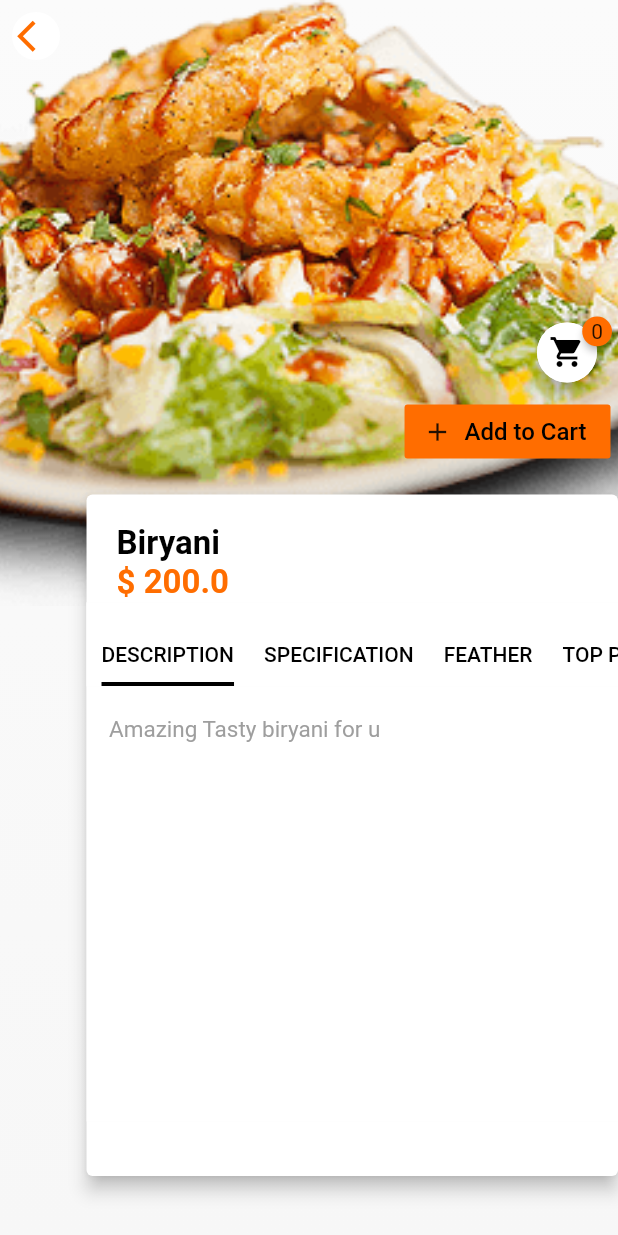
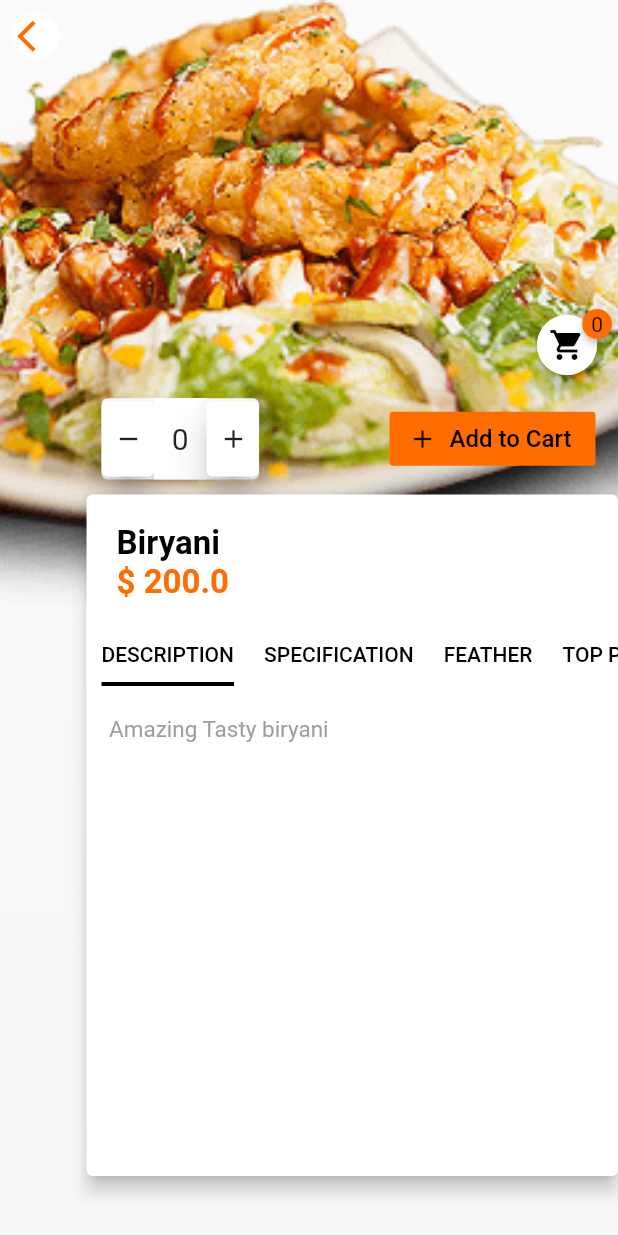
Before and after one commit to mannanshafique/Shopy-With-Firebase, a Flutter app: the DetailScreen screen opened directly with sample values from the repository, on a phone screen of 412 x 824 dp. Run offline on Flutter 3.47's test engine with Material 2 defaults, Android fonts, the phone set to English and light mode, and no system bars; drawn by our look-alikes of badges; our stand-ins replace device_preview.

Commit message:
initaial Commit

```diff
--- a/lib/Model/Items.dart
+++ b/lib/Model/Items.dart
@@ -19,22 +19,22 @@ class Items {
 final List<Items> items = [
   Items(
       title: 'Biryani',
-      desc: 'Amazing Tasty biryani for u',
+      desc: 'Amazing Tasty biryani ',
       img: 'assets/images/img1.png',
       price: 200),
   Items(
       title: 'Kabab',
-      desc: 'Amazing Tasty Kabab for u',
+      desc: 'Amazing Tasty Kabab ',
       img: 'assets/images/img3.jpg',
       price: 500),
   Items(
       title: 'Chapati',
-      desc: 'Amazing Tasty Chapati for u',
+      desc: 'Amazing Tasty Chapati',
       img: 'assets/images/img5.jpg',
       price: 20),
   Items(
       title: 'Shawarma',
-      desc: 'Amazing Tasty Shawarma for u',
+      desc: 'Amazing Tasty Shawarma',
       img: 'assets/images/img6.jpg',
       price: 110),
 ];
--- a/lib/Screen/DetailScreen.dart
+++ b/lib/Screen/DetailScreen.dart
@@ -16,6 +16,7 @@ class DetailScreen extends StatefulWidget {
 }
 
 class _DetailScreenState extends State<DetailScreen> {
+  int incr = 0;
   @override
   Widget build(BuildContext context) {
     final width = MediaQuery.of(context).size.width;
@@ -72,7 +73,7 @@ class _DetailScreenState extends State<DetailScreen> {
                           })),
                   Positioned(
                       right: 10.0,
-                      top: height * 0.256,
+                      top: height * 0.25,
                       child:
                           CustomWidgets().iconButton(Icons.shopping_cart, () {
                         Navigator.push(
@@ -82,8 +83,63 @@ class _DetailScreenState extends State<DetailScreen> {
                       }, providerCart.count.toString())),
                   Positioned(
                       right: 5.0,
-                      top: height * 0.32,
-                      child: FlatButton.icon(
+                      left: width * 0.14,
+                      top: height * 0.31,
+                      bottom: height * 0.60,
+                      child: Padding(
+                        padding: EdgeInsets.all(10),
+                        child: Row(
+                          children: [
+                            // _incbutton(Icons.add),
+                            // Container(
+                            //   color: Colors.white,
+                            //   child: Text(
+                            //     '1',
+                            //     style: TextStyle(fontSize: 20),
+                            //   ),
+                            // ),
+                            // _incbutton(Icons.add),
+                            Expanded(
+                              child: Container(
+                                decoration: BoxDecoration(
+                                  color: Colors.white,
+                                  borderRadius: BorderRadius.circular(4),
+                                ),
+                                child: Row(
+                                  children: [
+                                    _incbutton(Icons.remove, () {
+                                      setState(() {
+                                        if (incr > 0) {
+                                          incr--;
+                                        }
+                                      });
+                                    }),
+                                    Expanded(
+                                      child: Container(
+                                        margin: EdgeInsets.all(0.0),
+                                        padding: EdgeInsets.all(0.0),
+                                        color: Colors.white,
+                                        child: Center(
+                                          child: Text(
+                                            incr.toString(),
+                                            style: TextStyle(fontSize: 20),
+                                          ),
+                                        ),
+                                      ),
+                                    ),
+                                    _incbutton(Icons.add, () {
+                                      setState(() {
+                                        incr++;
+                                      });
+                                    }),
+                                  ],
+                                ),
+                              ),
+                            ),
+                            SizedBox(
+                              width: 87,
+                            ),
+                            FlatButton.icon(
                               splashColor: Colors.orange[100],
                               label: Text(
                                 'Add to Cart',
@@ -100,6 +156,9 @@ class _DetailScreenState extends State<DetailScreen> {
                               onPressed: () {
                                 providerCart.add(widget.items);
                               },
+                            ),
+                          ],
+                        ),
                       )),
                   Positioned(
                       top: height * 0.4,
@@ -153,4 +212,21 @@ class _DetailScreenState extends State<DetailScreen> {
       },
     );
   }
+
+  Widget _incbutton(IconData iconData, Function function) {
+    return Expanded(
+      child: Card(
+        margin: EdgeInsets.symmetric(vertical: 2),
+        shape: RoundedRectangleBorder(borderRadius: BorderRadius.circular(4)),
+        elevation: 10,
+        child: Center(
+          child: IconButton(
+            icon: Icon(iconData),
+            onPressed: function,
+            iconSize: 20,
+          ),
+        ),
+      ),
+    );
   }
+}
```
Also changed, not shown: lib/Model/Categorgies.dart (added, +16 -0 lines), lib/Screen/HomePage.dart (+10 -18 lines), assets/images/Avocado.png (added), assets/images/Beef.png (added), assets/images/Chicken.png (added), assets/images/Salmon.png (added), assets/images/img4.jpg (added), assets/images/img7.jpg (added). Lines whose indentation alone changed are shown as unchanged.
